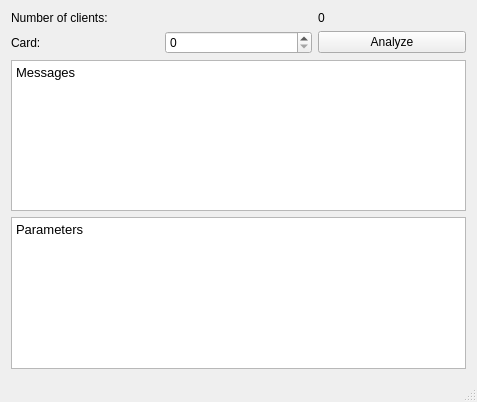
This is Tt-server/mainwindow.ui in tarmoj/Tt as Qt 5 draws it before an edit. The edited form follows.
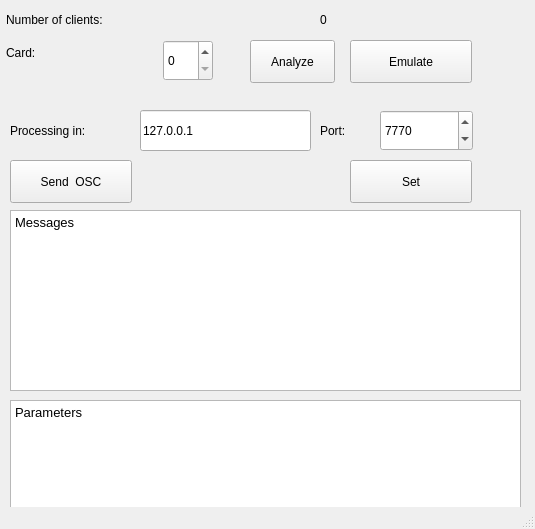
This is the edited form.

Commit message: Implemented sending OSC messages to Processing and more.

```diff
--- a/Tt-server/mainwindow.ui
+++ b/Tt-server/mainwindow.ui
@@ -6,52 +6,88 @@
    <rect>
     <x>0</x>
     <y>0</y>
-    <width>477</width>
-    <height>402</height>
+    <width>535</width>
+    <height>529</height>
    </rect>
   </property>
   <property name="windowTitle">
    <string>Tt Server</string>
   </property>
   <widget class="QWidget" name="centralWidget">
-   <layout class="QGridLayout" name="gridLayout">
-    <item row="0" column="0" colspan="2">
      <widget class="QLabel" name="label">
+    <property name="geometry">
+     <rect>
+      <x>6</x>
+      <y>6</y>
+      <width>165</width>
+      <height>27</height>
+     </rect>
+    </property>
       <property name="text">
        <string>Number of clients:</string>
       </property>
      </widget>
-    </item>
-    <item row="0" column="2">
      <widget class="QLabel" name="numberOfClientsLabel">
+    <property name="geometry">
+     <rect>
+      <x>320</x>
+      <y>6</y>
+      <width>16</width>
+      <height>27</height>
+     </rect>
+    </property>
       <property name="text">
        <string>0</string>
       </property>
      </widget>
-    </item>
-    <item row="1" column="0">
      <widget class="QLabel" name="label_2">
+    <property name="geometry">
+     <rect>
+      <x>6</x>
+      <y>39</y>
+      <width>47</width>
+      <height>27</height>
+     </rect>
+    </property>
       <property name="text">
        <string>Card:</string>
       </property>
      </widget>
-    </item>
-    <item row="1" column="1">
      <widget class="QSpinBox" name="cardNumberSpinBox">
+    <property name="geometry">
+     <rect>
+      <x>163</x>
+      <y>40</y>
+      <width>50</width>
+      <height>41</height>
+     </rect>
+    </property>
       <property name="maximum">
        <number>8</number>
       </property>
      </widget>
-    </item>
-    <item row="1" column="2">
      <widget class="QPushButton" name="analyzeButton">
+    <property name="geometry">
+     <rect>
+      <x>250</x>
+      <y>40</y>
+      <width>85</width>
+      <height>43</height>
+     </rect>
+    </property>
       <property name="text">
        <string>Analyze</string>
       </property>
      </widget>
-    </item>
-    <item row="2" column="0" colspan="3">
      <widget class="QTextEdit" name="messagesTextEdit">
+    <property name="geometry">
+     <rect>
+      <x>10</x>
+      <y>210</y>
+      <width>511</width>
+      <height>181</height>
+     </rect>
+    </property>
       <property name="html">
        <string>&lt;!DOCTYPE HTML PUBLIC &quot;-//W3C//DTD HTML 4.0//EN&quot; &quot;http://www.w3.org/TR/REC-html40/strict.dtd&quot;&gt;
 &lt;html&gt;&lt;head&gt;&lt;meta name=&quot;qrichtext&quot; content=&quot;1&quot; /&gt;&lt;style type=&quot;text/css&quot;&gt;
@@ -60,9 +96,15 @@
 &lt;p style=&quot; margin-top:0px; margin-bottom:0px; margin-left:0px; margin-right:0px; -qt-block-indent:0; text-indent:0px;&quot;&gt;Messages&lt;/p&gt;&lt;/body&gt;&lt;/html&gt;</string>
       </property>
      </widget>
-    </item>
-    <item row="3" column="0" colspan="3">
      <widget class="QTextEdit" name="parametersTextEdit">
+    <property name="geometry">
+     <rect>
+      <x>10</x>
+      <y>400</y>
+      <width>511</width>
+      <height>121</height>
+     </rect>
+    </property>
       <property name="html">
        <string>&lt;!DOCTYPE HTML PUBLIC &quot;-//W3C//DTD HTML 4.0//EN&quot; &quot;http://www.w3.org/TR/REC-html40/strict.dtd&quot;&gt;
 &lt;html&gt;&lt;head&gt;&lt;meta name=&quot;qrichtext&quot; content=&quot;1&quot; /&gt;&lt;style type=&quot;text/css&quot;&gt;
@@ -71,8 +113,100 @@
 &lt;p style=&quot; margin-top:0px; margin-bottom:0px; margin-left:0px; margin-right:0px; -qt-block-indent:0; text-indent:0px;&quot;&gt;Parameters&lt;/p&gt;&lt;/body&gt;&lt;/html&gt;</string>
       </property>
      </widget>
-    </item>
-   </layout>
+   <widget class="QLabel" name="label_3">
+    <property name="geometry">
+     <rect>
+      <x>10</x>
+      <y>110</y>
+      <width>131</width>
+      <height>41</height>
+     </rect>
+    </property>
+    <property name="text">
+     <string>Processing in:</string>
+    </property>
+   </widget>
+   <widget class="QSpinBox" name="portSpinBox">
+    <property name="geometry">
+     <rect>
+      <x>380</x>
+      <y>110</y>
+      <width>93</width>
+      <height>41</height>
+     </rect>
+    </property>
+    <property name="maximum">
+     <number>10000</number>
+    </property>
+    <property name="value">
+     <number>7770</number>
+    </property>
+   </widget>
+   <widget class="QLabel" name="label_4">
+    <property name="geometry">
+     <rect>
+      <x>320</x>
+      <y>110</y>
+      <width>43</width>
+      <height>41</height>
+     </rect>
+    </property>
+    <property name="text">
+     <string>Port:</string>
+    </property>
+   </widget>
+   <widget class="QLineEdit" name="oscServerLineEdit">
+    <property name="geometry">
+     <rect>
+      <x>140</x>
+      <y>110</y>
+      <width>171</width>
+      <height>41</height>
+     </rect>
+    </property>
+    <property name="text">
+     <string>127.0.0.1</string>
+    </property>
+   </widget>
+   <widget class="QPushButton" name="emulateButton">
+    <property name="geometry">
+     <rect>
+      <x>350</x>
+      <y>40</y>
+      <width>122</width>
+      <height>43</height>
+     </rect>
+    </property>
+    <property name="text">
+     <string>Emulate</string>
+    </property>
+   </widget>
+   <widget class="QPushButton" name="setOscButton">
+    <property name="geometry">
+     <rect>
+      <x>350</x>
+      <y>160</y>
+      <width>122</width>
+      <height>43</height>
+     </rect>
+    </property>
+    <property name="text">
+     <string>Set</string>
+    </property>
+   </widget>
+   <widget class="QPushButton" name="sendOscButton">
+    <property name="geometry">
+     <rect>
+      <x>10</x>
+      <y>160</y>
+      <width>122</width>
+      <height>43</height>
+     </rect>
+    </property>
+    <property name="text">
+     <string>Send  OSC</string>
+    </property>
+   </widget>
   </widget>
   <widget class="QStatusBar" name="statusBar"/>
  </widget>
```
Lines whose indentation alone changed are shown as unchanged. The commit also changes 11 other files.
